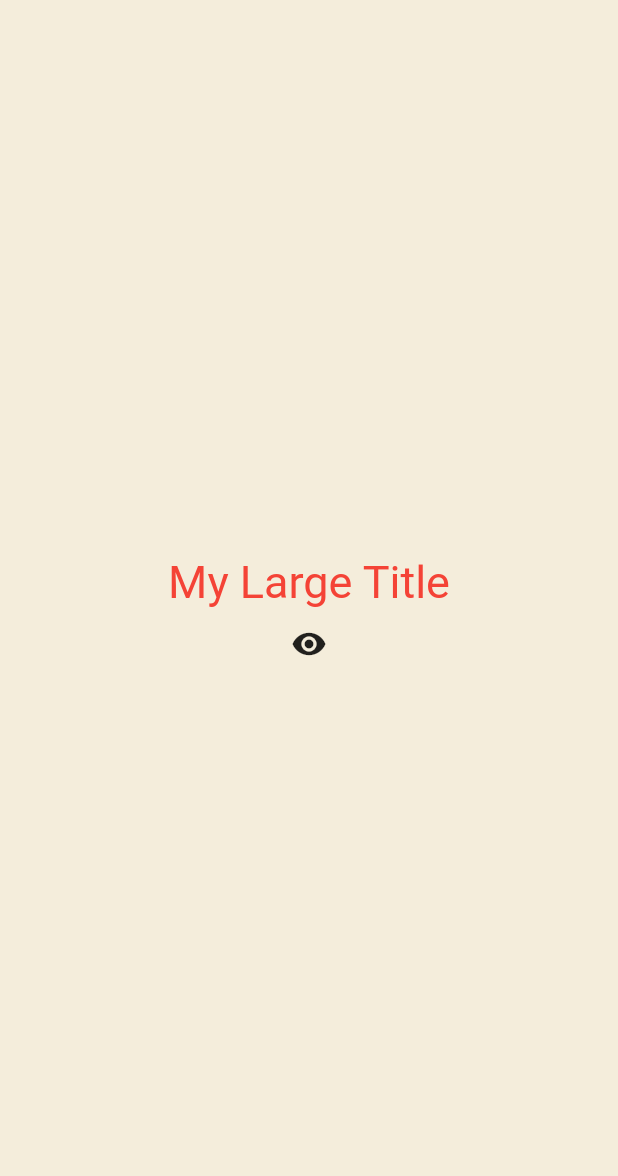
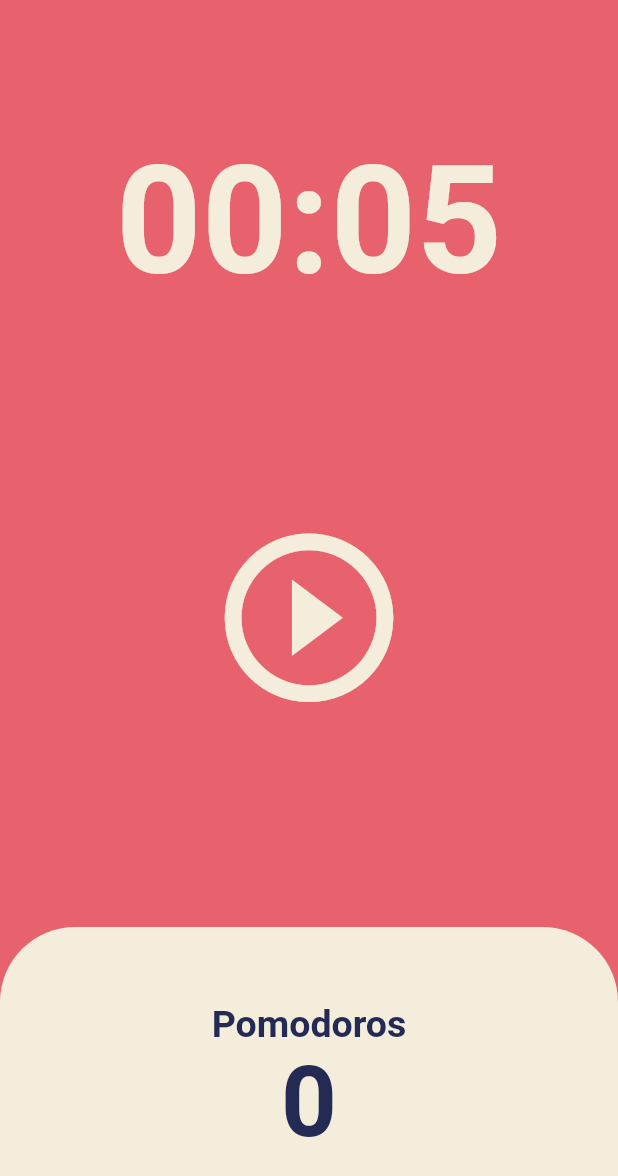
Before and after one commit to ggamsi0418/flutter-for-beginners, a Flutter app: the screen it shows after launch, on a phone screen of 412 x 824 dp. Shown: the top 1176 px of the screen. Run offline on Flutter 3.47's test engine with Material 2 defaults, Android fonts, the phone set to English and light mode, and no system bars.

Commit message:
#5 Pomodoro App

```diff
--- a/lib/main.dart
+++ b/lib/main.dart
@@ -1,88 +1,24 @@
 import 'package:flutter/material.dart';
+import 'package:flutter_for_beginners/screens/home_screen.dart';
 
 void main() {
   runApp(App());
 }
 
-class App extends StatefulWidget {
-  @override
-  State<App> createState() => _AppState();
-}
-
-class _AppState extends State<App> {
-  bool showTitle = true;
-
-  void toggleTitle() {
-    setState(() {
-      showTitle = !showTitle;
-    });
-  }
-
+class App extends StatelessWidget {
   @override
   Widget build(BuildContext context) {
     return MaterialApp(
       theme: ThemeData(
+        backgroundColor: const Color(0xFFE7626C),
         textTheme: const TextTheme(
-          titleLarge: TextStyle(
-            color: Colors.red,
+          headline1: TextStyle(
+            color: Color(0xFF232b55),
           ),
         ),
+        cardColor: const Color(0xFFF4EDDB),
       ),
-      home: Scaffold(
-        backgroundColor: const Color(0xFFF4EDDB),
-        body: Center(
-          child: Column(
-            mainAxisAlignment: MainAxisAlignment.center,
-            children: [
-              showTitle ? const MyLargeTitle() : const Text("Nothig"),
-              IconButton(
-                onPressed: toggleTitle,
-                icon: const Icon(
-                  Icons.remove_red_eye,
-                ),
-              )
-            ],
-          ),
-        ),
-      ),
+      home: const HomeScreen(),
     );
   }
 }
-
-class MyLargeTitle extends StatefulWidget {
-  const MyLargeTitle({
-    Key? key,
-  }) : super(key: key);
-
-  @override
-  State<MyLargeTitle> createState() => _MyLargeTitleState();
-}
-
-class _MyLargeTitleState extends State<MyLargeTitle> {
-  @override
-  void initState() {
-    super.initState();
-
-    print("initState!!");
-  }
-
-  @override
-  void dispose() {
-    super.dispose();
-
-    print("dispose!!");
-  }
-
-  @override
-  Widget build(BuildContext context) {
-    print("build!!");
-
-    return Text(
-      'My Large Title',
-      style: TextStyle(
-        fontSize: 30,
-        color: Theme.of(context).textTheme.titleLarge?.color,
-      ),
-    );
-  }
-}
--- /dev/null
+++ b/lib/screens/home_screen.dart
@@ -0,0 +1,220 @@
+import 'dart:async';
+
+import 'package:flutter/material.dart';
+
+class HomeScreen extends StatefulWidget {
+  const HomeScreen({super.key});
+
+  @override
+  State<HomeScreen> createState() => _HomeScreenState();
+}
+
+class _HomeScreenState extends State<HomeScreen> {
+  static const defaultSeconds = 5;
+  int totalSeconds = defaultSeconds;
+  bool isRunning = false;
+  int totalPomodoros = 0;
+  late Timer timer;
+
+  // static int get defaultSeconds => 10;
+
+  void onTick(Timer timer) {
+    if (totalSeconds == 0) {
+      setState(() {
+        totalPomodoros += 1;
+        isRunning = false;
+        totalSeconds = defaultSeconds;
+      });
+
+      timer.cancel();
+    } else {
+      setState(() {
+        totalSeconds -= 1;
+      });
+    }
+  }
+
+  void onStartPressed() {
+    timer = Timer.periodic(
+      const Duration(seconds: 1),
+      onTick,
+    );
+
+    setState(() {
+      isRunning = true;
+    });
+  }
+
+  void onPausePressed() {
+    timer.cancel();
+
+    setState(() {
+      isRunning = false;
+    });
+  }
+
+  void onRewindPressed() {
+    setState(() {
+      isRunning = false;
+      totalSeconds = defaultSeconds;
+    });
+  }
+
+  void onResetPressed() {
+    setState(() {
+      totalPomodoros = 0;
+      isRunning = false;
+      totalSeconds = defaultSeconds;
+    });
+  }
+
+  String format(int seconds) {
+    var duration = Duration(seconds: seconds);
+    return duration.toString().substring(2, 7);
+  }
+
+  @override
+  Widget build(BuildContext context) {
+    var playButton = IconButton(
+      onPressed: onStartPressed,
+      color: Theme.of(context).cardColor,
+      iconSize: 135,
+      icon: const Icon(
+        Icons.play_circle_outline,
+      ),
+    );
+
+    var pauseButton = IconButton(
+      onPressed: onPausePressed,
+      color: Theme.of(context).cardColor,
+      iconSize: 135,
+      icon: const Icon(
+        Icons.pause_circle_outline,
+      ),
+    );
+
+    var rewindButton = IconButton(
+      onPressed: onRewindPressed,
+      color: Theme.of(context).cardColor,
+      iconSize: 135,
+      icon: const Icon(Icons.fast_rewind_outlined),
+    );
+
+    var resetButton = IconButton(
+      onPressed: onResetPressed,
+      color: Theme.of(context).textTheme.headline1!.color,
+      iconSize: 50,
+      icon: const Icon(Icons.restore_outlined),
+    );
+
+    return Scaffold(
+      backgroundColor: Theme.of(context).backgroundColor,
+      body: Column(
+        children: [
+          Flexible(
+            flex: 1,
+            child: Container(
+              alignment: Alignment.bottomCenter,
+              child: Text(
+                format(totalSeconds),
+                style: TextStyle(
+                  color: Theme.of(context).cardColor,
+                  fontSize: 100,
+                  fontWeight: FontWeight.w600,
+                ),
+              ),
+            ),
+          ),
+          Flexible(
+            flex: 2,
+            child: Container(
+              child: Center(
+                child: Row(
+                  mainAxisAlignment: MainAxisAlignment.center,
+                  children: [
+                    if (totalSeconds == defaultSeconds) ...[
+                      playButton
+                    ] else if (isRunning) ...[
+                      pauseButton
+                    ] else ...[
+                      rewindButton,
+                      playButton,
+                    ],
+                  ],
+                ),
+              ),
+            ),
+          ),
+          Flexible(
+            flex: 1,
+            child: Row(
+              children: [
+                Expanded(
+                  child: Container(
+                    decoration: BoxDecoration(
+                      color: Theme.of(context).cardColor,
+                      borderRadius: const BorderRadius.only(
+                        topLeft: Radius.circular(50),
+                        topRight: Radius.circular(50),
+                      ),
+                    ),
+                    child: Row(
+                      mainAxisSize: MainAxisSize.max,
+                      mainAxisAlignment: MainAxisAlignment.spaceEvenly,
+                      children: [
+                        Flexible(
+                          fit: FlexFit.tight,
+                          flex: 1,
+                          child: Container(),
+                        ),
+                        Flexible(
+                          fit: FlexFit.tight,
+                          flex: 1,
+                          child: Column(
+                            mainAxisAlignment: MainAxisAlignment.center,
+                            children: [
+                              Text(
+                                "Pomodoros",
+                                style: TextStyle(
+                                  fontSize: 25,
+                                  fontWeight: FontWeight.w600,
+                                  color: Theme.of(context)
+                                      .textTheme
+                                      .headline1!
+                                      .color,
+                                ),
+                              ),
+                              Text(
+                                "$totalPomodoros",
+                                style: TextStyle(
+                                  fontSize: 65,
+                                  fontWeight: FontWeight.w600,
+                                  color: Theme.of(context)
+                                      .textTheme
+                                      .headline1!
+                                      .color,
+                                ),
+                              ),
+                            ],
+                          ),
+                        ),
+                        Flexible(
+                          fit: FlexFit.tight,
+                          flex: 1,
+                          child: Column(
+                            mainAxisAlignment: MainAxisAlignment.end,
+                            children: [if (totalPomodoros != 0) resetButton],
+                          ),
+                        ),
+                      ],
+                    ),
+                  ),
+                ),
+              ],
+            ),
+          ),
+        ],
+      ),
+    );
+  }
+}
```
Also changed, not shown: 1 other file.
